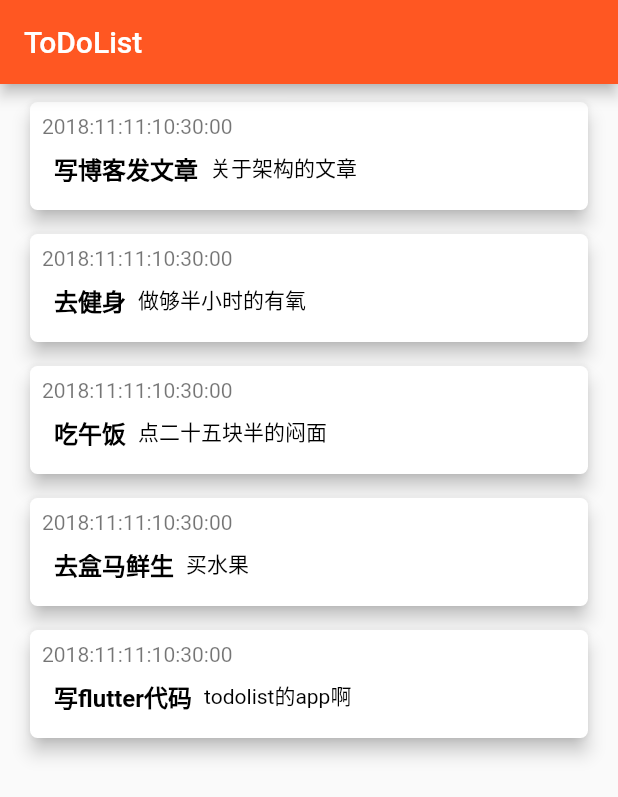
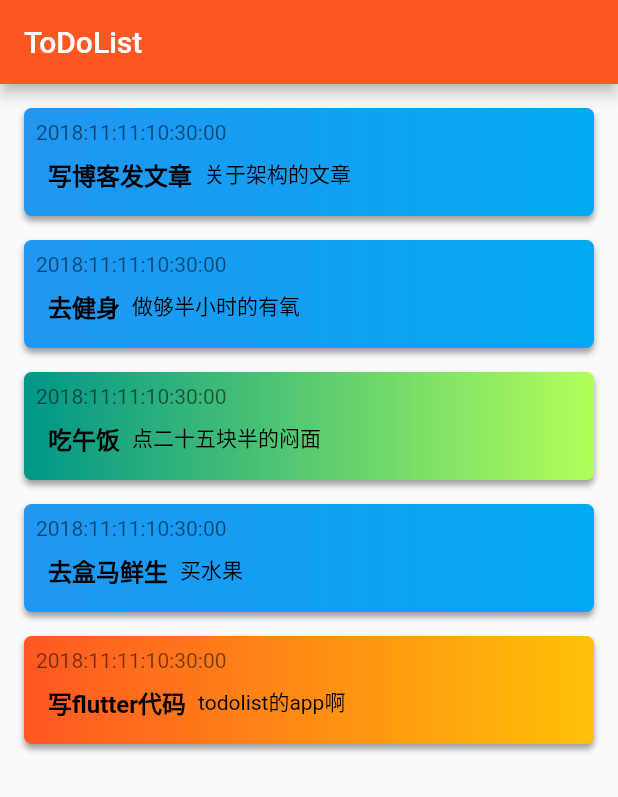
Before and after one commit to shaomaicheng/mytodolist, a Flutter app: the screen it shows after launch, on a phone screen of 412 x 824 dp. Shown: the top 797 px of the screen. Run offline on Flutter 3.47's test engine with Material 2 defaults, Android fonts, the phone set to English and light mode, and no system bars.

Commit message:
给todo的展示item加了渐变，背景以及阴影

```diff
--- a/lib/src/Todo.dart
+++ b/lib/src/Todo.dart
@@ -12,7 +12,6 @@ class ToDo {
 
 enum ToDoStatus {
   NO,
-  WAITING,
   DOING,
   FINISH
 }
--- a/lib/src/todoitem.dart
+++ b/lib/src/todoitem.dart
@@ -1,10 +1,9 @@
-
 import 'package:flutter/material.dart';
 import 'package:intl/intl.dart';
+
 import 'Todo.dart';
 
 class ToDoItem extends StatefulWidget {
-
   ToDoItem({Key key, this.toDo}) : super(key: key);
 
   ToDo toDo;
@@ -14,12 +13,9 @@ class ToDoItem extends StatefulWidget {
     // TODO: implement createState
     return ToDoItemState();
   }
-
 }
 
-
 class ToDoItemState extends State<ToDoItem> {
-
   ToDo _todo;
 
   @override
@@ -37,17 +33,32 @@ class ToDoItemState extends State<ToDoItem> {
     // TODO: implement build
     return Container(
       child: Container(
+//        decoration: BoxDecoration(
+//          gradient: LinearGradient(colors: [Colors.blue, Colors.lightBlueAccent])
+//        ),
         margin: _cardTop(),
-        child: Card(
-          elevation: 5.0,
-          shape: RoundedRectangleBorder(
-            borderRadius: BorderRadius.all(Radius.circular(5.0))
-          ),
+        child: Container(
+          decoration: BoxDecoration(
+              borderRadius: BorderRadius.all(Radius.circular(5.0)),
+              gradient:
+                  LinearGradient(colors: [_cardColor(_todo.toDoStatus).startColor, _cardColor(_todo.toDoStatus).endColor]),
+              boxShadow: [
+                BoxShadow(
+                    color: Colors.grey,
+                    blurRadius: 3.0,
+                    offset: Offset(0.0, 3.0))
+              ]),
+//          elevation: 5.0,
+//          color: Colors.blue,
+//          shape: RoundedRectangleBorder(
+//            borderRadius: BorderRadius.all(Radius.circular(5.0))
+//          ),
           child: Column(
             children: <Widget>[
-              Row(children: <Widget>[
+              Row(
+                children: <Widget>[
                   Container(
-                  margin: EdgeInsets.only(top: 8.0,left: 8.0),
+                    margin: EdgeInsets.only(top: 8.0, left: 8.0),
                     child: Text(
                       _dateFormat(_todo.time),
                       style: TextStyle(
@@ -58,9 +69,10 @@ class ToDoItemState extends State<ToDoItem> {
                       textAlign: TextAlign.left,
                     ),
                   )
-              ],),
+                ],
+              ),
               Container(
-                child:Row(
+                child: Row(
                   children: <Widget>[
                     Text(
                       _todo.title,
@@ -68,11 +80,10 @@ class ToDoItemState extends State<ToDoItem> {
                       style: TextStyle(
                           color: Colors.black,
                           fontSize: 16.0,
-                        fontWeight: FontWeight.w600
-                      ),
+                          fontWeight: FontWeight.w600),
                     ),
                     Container(
-                      child:Text(
+                      child: Text(
                         _todo.text,
                         textAlign: TextAlign.left,
                         style: TextStyle(
@@ -84,7 +95,8 @@ class ToDoItemState extends State<ToDoItem> {
                     )
                   ],
                 ),
-                margin: EdgeInsets.only(left: 16.0,right: 16.0, bottom: 16.0, top: 8.0),
+                margin: EdgeInsets.only(
+                    left: 16.0, right: 16.0, bottom: 16.0, top: 8.0),
               )
             ],
           ),
@@ -93,19 +105,44 @@ class ToDoItemState extends State<ToDoItem> {
     );
   }
 
-
   _dateFormat(int time) {
-    return new DateFormat("yyyy:MM:dd:hh:mm:ss").format(
-        DateTime.fromMillisecondsSinceEpoch(time)
-    );
+    return new DateFormat("yyyy:MM:dd:hh:mm:ss")
+        .format(DateTime.fromMillisecondsSinceEpoch(time));
   }
 
   _cardTop() {
-    return EdgeInsets.only(top: 8.0, left: 16.0, right: 16.0);
+    return EdgeInsets.only(top: 16.0, left: 16.0, right: 16.0);
   }
 
+  CardBgColors _cardColor(ToDoStatus state) {
+    CardBgColors colors;
+    switch (state) {
+      case ToDoStatus.NO:
+        colors = CardBgColors(Colors.blue, Colors.lightBlue);
+        break;
+      case ToDoStatus.DOING:
+        colors = CardBgColors(Colors.deepOrange, Colors.amber);
+        break;
+      case ToDoStatus.FINISH:
+        colors = CardBgColors(Colors.teal, Colors.lightGreenAccent);
+        break;
+      default:
+        colors = CardBgColors(Colors.grey, Colors.white);
+        break;
+    }
+    return colors;
+  }
 }
 
+
+class CardBgColors {
+  Color startColor;
+  Color endColor;
+
+  CardBgColors(this.startColor, this.endColor);
+
+
+}
 
 //TextField(
 //style: TextStyle(
```
Lines whose indentation alone changed are shown as unchanged.
